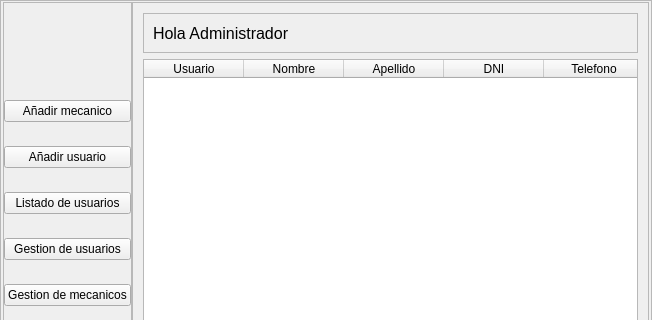
Qt form main.ui (Alaan20/TP_FINAL-POO) before a commit; both pictures show x 0 to 652 and y 0 to 320 of the 652 by 495 pixel window.
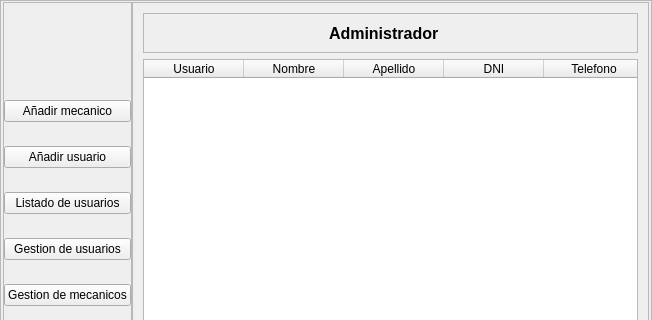
The same form after that commit. Icons and pictures are not drawn.

Diff of the .ui file:
```diff
--- a/main.ui
+++ b/main.ui
@@ -411,17 +411,32 @@
                  <number>0</number>
                 </property>
                 <layout class="QHBoxLayout" name="horizontalLayout_4">
+                 <item>
+                  <spacer name="horizontalSpacer_6">
+                   <property name="orientation">
+                    <enum>Qt::Horizontal</enum>
+                   </property>
+                   <property name="sizeHint" stdset="0">
+                    <size>
+                     <width>40</width>
+                     <height>20</height>
+                    </size>
+                   </property>
+                  </spacer>
+                 </item>
                  <item>
                   <widget class="QLabel" name="label">
                    <property name="font">
                     <font>
+                     <family>Arial</family>
                      <pointsize>12</pointsize>
-                     <weight>50</weight>
-                     <bold>false</bold>
+                     <weight>75</weight>
+                     <bold>true</bold>
+                     <kerning>false</kerning>
                     </font>
                    </property>
                    <property name="text">
-                    <string>Hola Administrador</string>
+                    <string>Administrador</string>
                    </property>
                   </widget>
                  </item>
```
Left out of the diff: 186 changed lines with no effect on the pictures.
